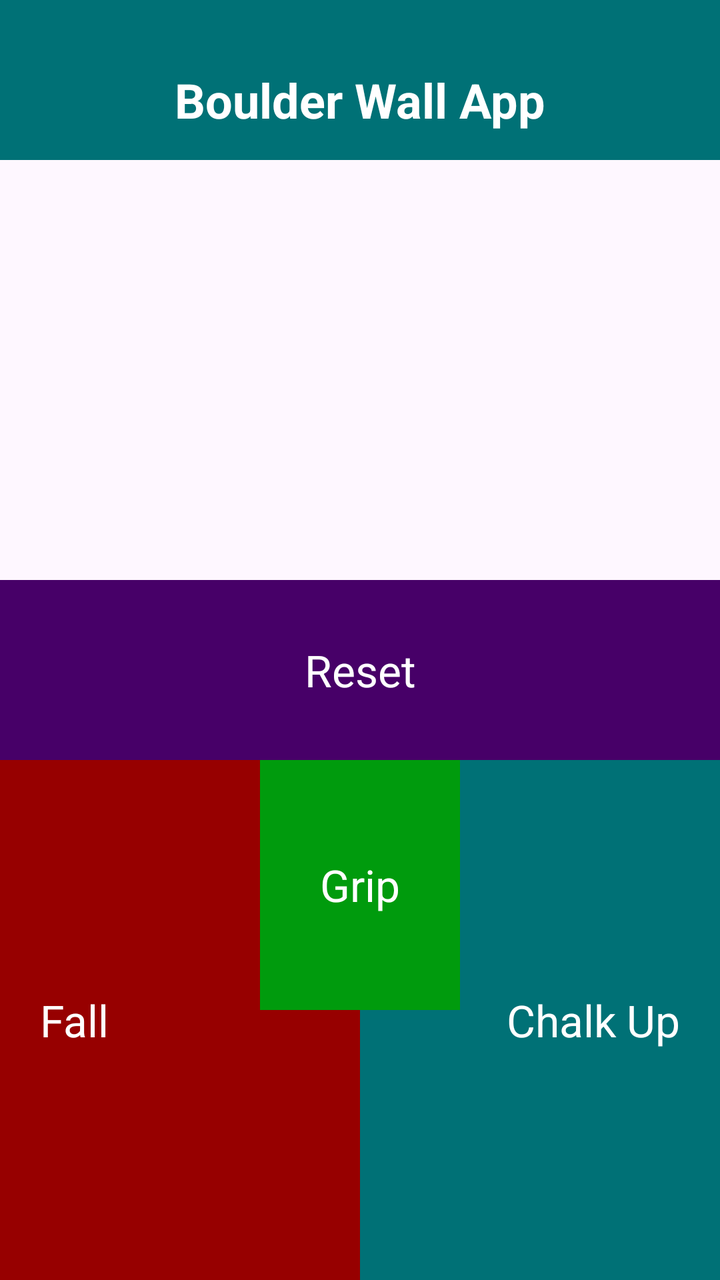
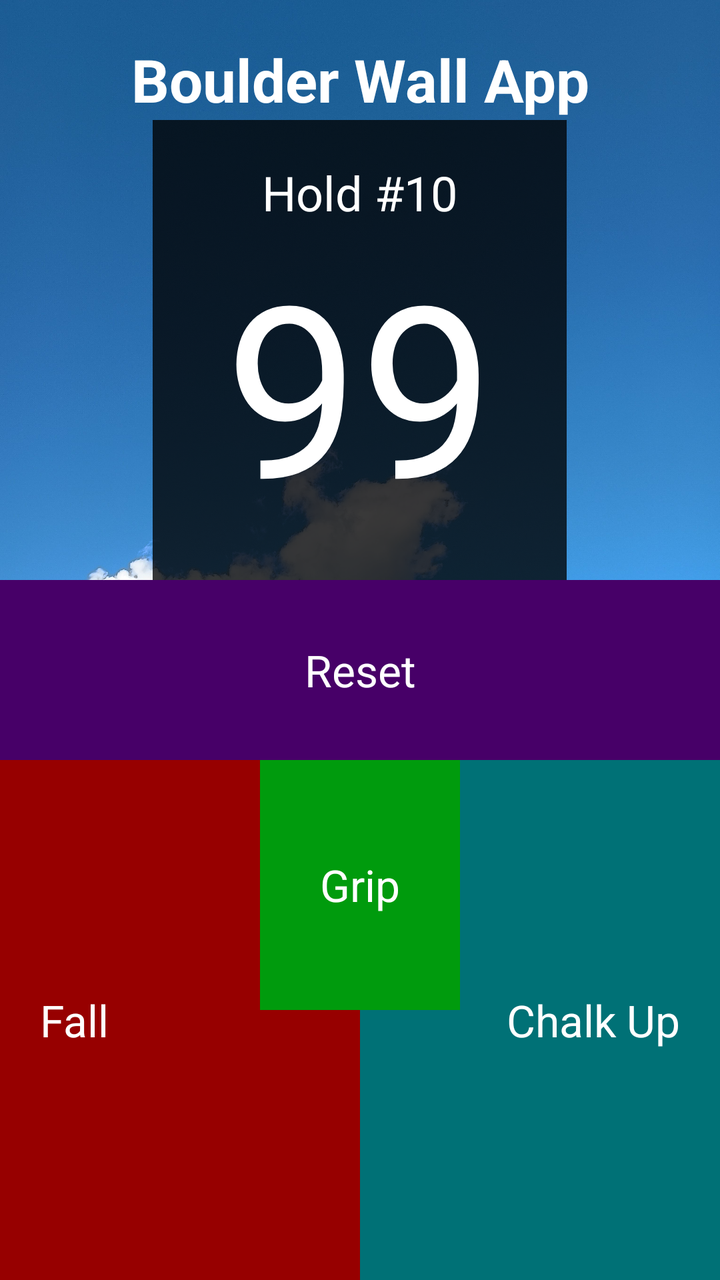

Compare the two renders of this Android layout. The source of the first and the diff that turns it into the second are given below.
<!-- AndroidManifest.xml: application theme Theme.BoulderTrack -->
<!-- res/layout/activity_main.xml -->
<?xml version="1.0" encoding="utf-8"?>
<androidx.constraintlayout.widget.ConstraintLayout xmlns:android="http://schemas.android.com/apk/res/android"
    xmlns:app="http://schemas.android.com/apk/res-auto"
    xmlns:tools="http://schemas.android.com/tools"
    android:id="@+id/main"
    android:layout_width="match_parent"
    android:layout_height="match_parent"
    tools:context=".MainActivity">

    <androidx.appcompat.widget.Toolbar
        android:id="@+id/titleBar"
        android:layout_width="match_parent"
        android:layout_height="80dp"
        android:background="#007176"
        android:minHeight="?attr/actionBarSize"
        android:paddingTop="20dp"
        android:theme="?attr/actionBarTheme"
        app:layout_constraintEnd_toEndOf="parent"
        app:layout_constraintHorizontal_bias="0.0"
        app:layout_constraintStart_toStartOf="parent"
        app:layout_constraintTop_toTopOf="parent">

        <TextView
            android:id="@+id/title"
            android:layout_width="wrap_content"
            android:layout_height="wrap_content"
            android:layout_gravity="center_horizontal"
            android:text="@string/title_text"
            android:textColor="#FFFFFF"
            android:textSize="24sp"
            android:textStyle="bold"
            tools:layout_editor_absoluteX="113dp"
            tools:layout_editor_absoluteY="30dp" />

    </androidx.appcompat.widget.Toolbar>

    <LinearLayout
        android:layout_width="match_parent"
        android:layout_height="350dp"
        android:orientation="vertical"
        app:layout_constraintBottom_toBottomOf="parent">

        <androidx.appcompat.widget.AppCompatButton
            android:id="@+id/resetButton"
            style="?android:attr/borderlessButtonStyle"
            android:layout_width="match_parent"
            android:layout_height="90dp"
            android:background="#470068"
            android:text="Reset"
            android:textAppearance="@style/TextAppearance.AppCompat.Large"
            android:textColor="#FFFFFF" />

        <RelativeLayout
            android:layout_width="match_parent"
            android:layout_height="match_parent">

            <LinearLayout
                android:layout_width="match_parent"
                android:layout_height="match_parent"
                android:orientation="horizontal">

                <androidx.appcompat.widget.AppCompatButton
                    android:id="@+id/fallButton"
                    style="?android:attr/borderlessButtonStyle"
                    android:layout_width="0dp"
                    android:layout_height="match_parent"
                    android:layout_weight="0.50"
                    android:background="#970000"
                    android:padding="20dp"
                    android:text="Fall"
                    android:textAlignment="viewStart"
                    android:textAppearance="@style/TextAppearance.AppCompat.Large"
                    android:textColor="#FFFFFF" />

                <androidx.appcompat.widget.AppCompatButton
                    android:id="@+id/chalkUpButton"
                    style="?android:attr/borderlessButtonStyle"
                    android:layout_width="0dp"
                    android:layout_height="match_parent"
                    android:layout_weight="0.50"
                    android:background="#007176"
                    android:padding="20dp"
                    android:text="Chalk Up"
                    android:textAlignment="viewEnd"
                    android:textAppearance="@style/TextAppearance.AppCompat.Large"
                    android:textColor="#FFFFFF" />

            </LinearLayout>

            <LinearLayout
                android:layout_width="match_parent"
                android:layout_height="wrap_content">

                <Space
                    android:layout_width="130dp"
                    android:layout_height="0dp"
                    />

                <androidx.appcompat.widget.AppCompatButton
                    android:id="@+id/gripButton"
                    style="?android:attr/borderlessButtonStyle"
                    android:layout_width="0dp"
                    android:layout_height="125dp"
                    android:layout_weight="1"
                    android:background="#009B0D"
                    android:text="Grip"
                    android:textAppearance="@style/TextAppearance.AppCompat.Large"
                    android:textColor="#FFFFFF" />

                <Space
                    android:layout_width="130dp"
                    android:layout_height="0dp"
                    />
            </LinearLayout>

        </RelativeLayout>

    </LinearLayout>

</androidx.constraintlayout.widget.ConstraintLayout>
<!-- resources referenced by this layout -->
<resources>
  <string name="title_text">Boulder Wall App</string>
  <style name="Theme.BoulderTrack" parent="Base.Theme.BoulderTrack" />
  <style name="Base.Theme.BoulderTrack" parent="Theme.Material3.DayNight.NoActionBar">
          
          
      </style>
</resources>

<!-- the commit's change to res/layout/activity_main.xml (unified diff, before → after) -->
@@ -7,34 +7,119 @@
     android:layout_height="match_parent"
     tools:context=".MainActivity">
 
-    <androidx.appcompat.widget.Toolbar
-        android:id="@+id/titleBar"
-        android:layout_width="match_parent"
-        android:layout_height="80dp"
-        android:background="#007176"
-        android:minHeight="?attr/actionBarSize"
-        android:paddingTop="20dp"
-        android:theme="?attr/actionBarTheme"
+    <RelativeLayout
+        android:layout_width="0dp"
+        android:layout_height="0dp"
+        app:layout_constraintBottom_toTopOf="@+id/linearLayout"
         app:layout_constraintEnd_toEndOf="parent"
-        app:layout_constraintHorizontal_bias="0.0"
         app:layout_constraintStart_toStartOf="parent"
         app:layout_constraintTop_toTopOf="parent">
 
-        <TextView
-            android:id="@+id/title"
+        <ImageView
             android:layout_width="wrap_content"
             android:layout_height="wrap_content"
-            android:layout_gravity="center_horizontal"
-            android:text="@string/title_text"
-            android:textColor="#FFFFFF"
-            android:textSize="24sp"
-            android:textStyle="bold"
-            tools:layout_editor_absoluteX="113dp"
-            tools:layout_editor_absoluteY="30dp" />
-
-    </androidx.appcompat.widget.Toolbar>
+            android:scaleType="centerCrop"
+            android:src="@drawable/background"
+            android:contentDescription="A background image depicting a blue sky with clouds" />
+
+        <LinearLayout
+            android:layout_width="match_parent"
+            android:layout_height="match_parent"
+            android:orientation="vertical">
+
+            <LinearLayout
+                android:id="@+id/titleBar"
+                android:layout_width="match_parent"
+                android:layout_height="60dp"
+                android:minHeight="?attr/actionBarSize"
+                android:paddingTop="20dp">
+
+                <TextView
+                    android:id="@+id/title"
+                    android:layout_width="match_parent"
+                    android:layout_height="match_parent"
+                    android:text="@string/title_text"
+                    android:textAlignment="center"
+                    android:textColor="#FFFFFF"
+                    android:autoSizeTextType="uniform"
+                    android:textStyle="bold" />
+
+            </LinearLayout>
+
+            <FrameLayout
+                android:layout_width="match_parent"
+                android:layout_height="match_parent">
+
+                <LinearLayout
+                    android:layout_width="wrap_content"
+                    android:layout_height="wrap_content"
+                    android:background="#c6000000"
+                    android:gravity="center"
+                    android:layout_gravity="center"
+                    android:orientation="vertical"
+                    android:padding="20dp">
+
+                    <LinearLayout
+                        android:layout_width="match_parent"
+                        android:layout_height="wrap_content"
+                        android:gravity="center">
+
+                        <TextView
+                            android:layout_width="wrap_content"
+                            android:layout_height="wrap_content"
+                            android:text="Hold #"
+                            android:textColor="#FFFFFF"
+                            android:textSize="24sp" />
+
+                        <TextView
+                            android:layout_width="wrap_content"
+                            android:layout_height="wrap_content"
+                            android:text="10"
+                            android:textColor="#FFFFFF"
+                            android:textSize="24sp" />
+
+                    </LinearLayout>
+
+                    <TextView
+                        android:layout_width="wrap_content"
+                        android:layout_height="wrap_content"
+                        android:text="99"
+                        android:textAlignment="center"
+                        android:textColor="#FFFFFF"
+                        android:textSize="120sp" />
+
+                    <LinearLayout
+                        android:layout_width="wrap_content"
+                        android:layout_height="wrap_content"
+                        android:gravity="center">
+
+                        <TextView
+                            android:layout_width="wrap_content"
+                            android:layout_height="wrap_content"
+                            android:text="Streak Bonus: "
+                            android:textColor="#FFFFFF"
+                            android:textSize="24sp" />
+
+                        <TextView
+                            android:layout_width="wrap_content"
+                            android:layout_height="wrap_content"
+                            android:autoSizeTextType="uniform"
+                            android:text="3"
+                            android:textColor="#FFFFFF"
+                            android:textSize="24sp" />
+
+                    </LinearLayout>
+
+                </LinearLayout>
+            </FrameLayout>
+
+        </LinearLayout>
+
+
+    </RelativeLayout>
 
     <LinearLayout
+        android:id="@+id/linearLayout"
         android:layout_width="match_parent"
         android:layout_height="350dp"
         android:orientation="vertical"
@@ -93,8 +178,7 @@
 
                 <Space
                     android:layout_width="130dp"
-                    android:layout_height="0dp"
-                    />
+                    android:layout_height="0dp" />
 
                 <androidx.appcompat.widget.AppCompatButton
                     android:id="@+id/gripButton"
@@ -109,8 +193,7 @@
 
                 <Space
                     android:layout_width="130dp"
-                    android:layout_height="0dp"
-                    />
+                    android:layout_height="0dp" />
             </LinearLayout>
 
         </RelativeLayout>
<!-- resource entries referenced after the edit -->
@@ -1,5 +1,6 @@
 <!-- resources referenced by this layout -->
 <resources>
+  <!-- drawable background: jpg bitmap (drawable-nodpi, 750069 bytes) -->
   <string name="title_text">Boulder Wall App</string>
   <style name="Theme.BoulderTrack" parent="Base.Theme.BoulderTrack" />
   <style name="Base.Theme.BoulderTrack" parent="Theme.Material3.DayNight.NoActionBar">
